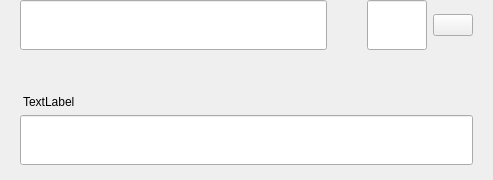
Before: the Qt Designer form src/qt/vitae/forms/sendmultirow.ui in VitaeTeam/Vitae, drawn with Qt 5.
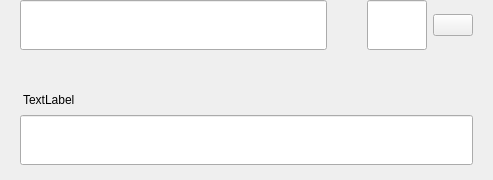
After: the same form once the commit is applied.

The edit to the form file:
```diff
--- a/src/qt/vitae/forms/sendmultirow.ui
+++ b/src/qt/vitae/forms/sendmultirow.ui
@@ -246,7 +246,7 @@
      </property>
      <layout class="QVBoxLayout" name="verticalLayout_9">
       <property name="spacing">
-       <number>5</number>
+       <number>6</number>
       </property>
       <property name="leftMargin">
        <number>20</number>
@@ -279,7 +279,9 @@
       <item>
        <widget class="QLabel" name="labelSubtitleDescription">
         <property name="styleSheet">
-         <string notr="true">padding-bottom:1px;</string>
+         <string notr="true">margin-bottom:2px; 
+margin-left:0.05px;
+padding:0px;</string>
         </property>
         <property name="text">
          <string>TextLabel</string>
```
